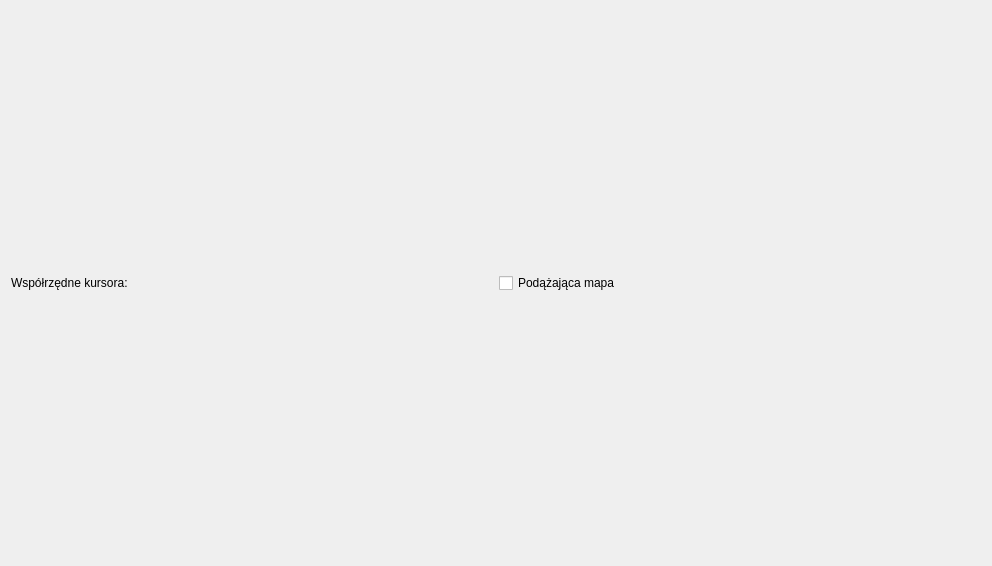
EddieTheHead/ERTCudQt, file mapwindow.ui: the form before one commit.
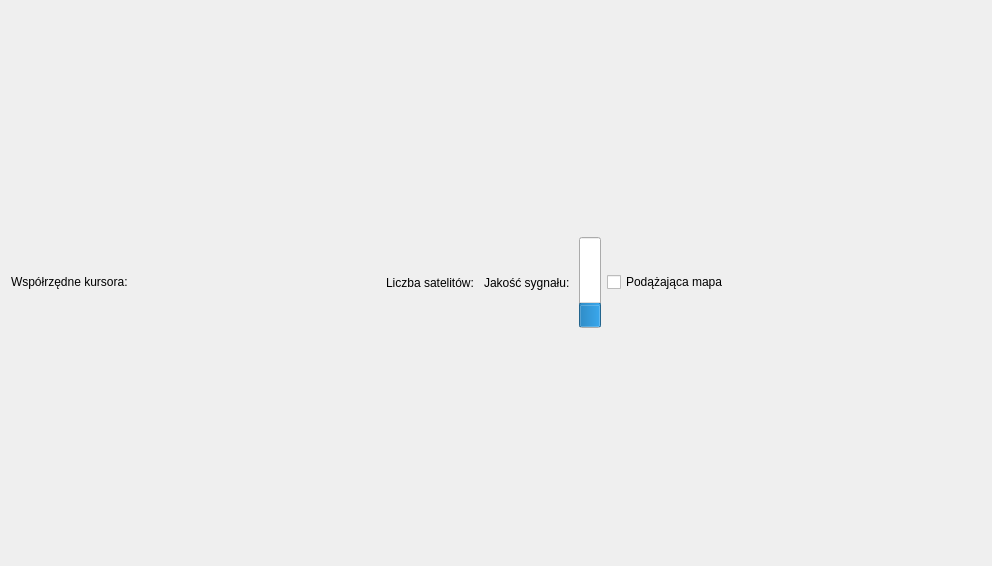
The form after the commit.

The edit to the form file:
```diff
--- a/mapwindow.ui
+++ b/mapwindow.ui
@@ -29,6 +29,49 @@
        </property>
       </widget>
      </item>
+     <item>
+      <spacer name="horizontalSpacer_2">
+       <property name="orientation">
+        <enum>Qt::Horizontal</enum>
+       </property>
+       <property name="sizeHint" stdset="0">
+        <size>
+         <width>40</width>
+         <height>20</height>
+        </size>
+       </property>
+      </spacer>
+     </item>
+     <item>
+      <widget class="QLabel" name="label_numberOfSattelites">
+       <property name="text">
+        <string>Liczba satelitów: </string>
+       </property>
+      </widget>
+     </item>
+     <item>
+      <widget class="QLabel" name="label_SignalQuality">
+       <property name="text">
+        <string>Jakość sygnału: </string>
+       </property>
+      </widget>
+     </item>
+     <item>
+      <widget class="QProgressBar" name="progressBar_SignalQuality">
+       <property name="sizePolicy">
+        <sizepolicy hsizetype="Fixed" vsizetype="Fixed">
+         <horstretch>0</horstretch>
+         <verstretch>0</verstretch>
+        </sizepolicy>
+       </property>
+       <property name="value">
+        <number>24</number>
+       </property>
+       <property name="orientation">
+        <enum>Qt::Vertical</enum>
+       </property>
+      </widget>
+     </item>
      <item>
       <widget class="QCheckBox" name="checkBox_follow">
        <property name="text">
@@ -36,6 +79,19 @@
        </property>
       </widget>
      </item>
+     <item>
+      <spacer name="horizontalSpacer">
+       <property name="orientation">
+        <enum>Qt::Horizontal</enum>
+       </property>
+       <property name="sizeHint" stdset="0">
+        <size>
+         <width>40</width>
+         <height>20</height>
+        </size>
+       </property>
+      </spacer>
+     </item>
     </layout>
    </item>
   </layout>
```
